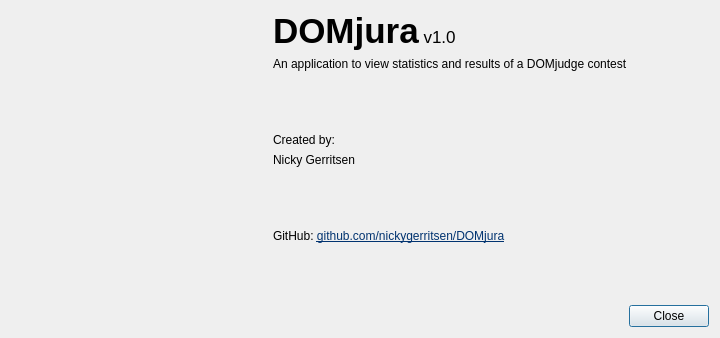
The window that aboutdialog.ui (DOMjudge/DOMjura) describes before a commit, drawn with Qt 5.
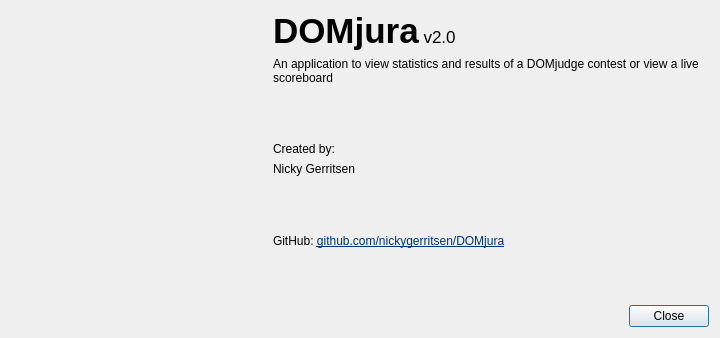
The same window after the commit. Icons and pictures are not drawn.

Commit message: Begin with modifying to DOMjudge 4.x: able to read in contest!

Patch:
```diff
--- a/aboutdialog.ui
+++ b/aboutdialog.ui
@@ -60,8 +60,8 @@
       <string>&lt;!DOCTYPE HTML PUBLIC &quot;-//W3C//DTD HTML 4.0//EN&quot; &quot;http://www.w3.org/TR/REC-html40/strict.dtd&quot;&gt;
 &lt;html&gt;&lt;head&gt;&lt;meta name=&quot;qrichtext&quot; content=&quot;1&quot; /&gt;&lt;style type=&quot;text/css&quot;&gt;
 p, li { white-space: pre-wrap; }
-&lt;/style&gt;&lt;/head&gt;&lt;body style=&quot; font-family:'Lucida Grande'; font-size:13pt; font-weight:400; font-style:normal;&quot;&gt;
-&lt;p style=&quot; margin-top:0px; margin-bottom:0px; margin-left:0px; margin-right:0px; -qt-block-indent:0; text-indent:0px;&quot;&gt;&lt;span style=&quot; font-size:26pt; font-weight:600;&quot;&gt;DOMjura&lt;/span&gt;&lt;span&gt; v1.0&lt;/span&gt;&lt;/p&gt;&lt;/body&gt;&lt;/html&gt;</string>
+&lt;/style&gt;&lt;/head&gt;&lt;body style=&quot; font-family:'.Lucida Grande UI'; font-size:13pt; font-weight:400; font-style:normal;&quot;&gt;
+&lt;p style=&quot; margin-top:0px; margin-bottom:0px; margin-left:0px; margin-right:0px; -qt-block-indent:0; text-indent:0px;&quot;&gt;&lt;span style=&quot; font-family:'Lucida Grande'; font-size:26pt; font-weight:600;&quot;&gt;DOMjura&lt;/span&gt;&lt;span style=&quot; font-family:'Lucida Grande';&quot;&gt; v2.0&lt;/span&gt;&lt;/p&gt;&lt;/body&gt;&lt;/html&gt;</string>
      </property>
      <property name="textFormat">
       <enum>Qt::RichText</enum>
@@ -71,7 +71,7 @@
    <item row="1" column="1">
     <widget class="QLabel" name="label_2">
      <property name="text">
-      <string>An application to view statistics and results of a DOMjudge contest</string>
+      <string>An application to view statistics and results of a DOMjudge contest or view a live scoreboard</string>
      </property>
      <property name="alignment">
       <set>Qt::AlignLeading|Qt::AlignLeft|Qt::AlignTop</set>
```
The commit also changes 17 other files.
